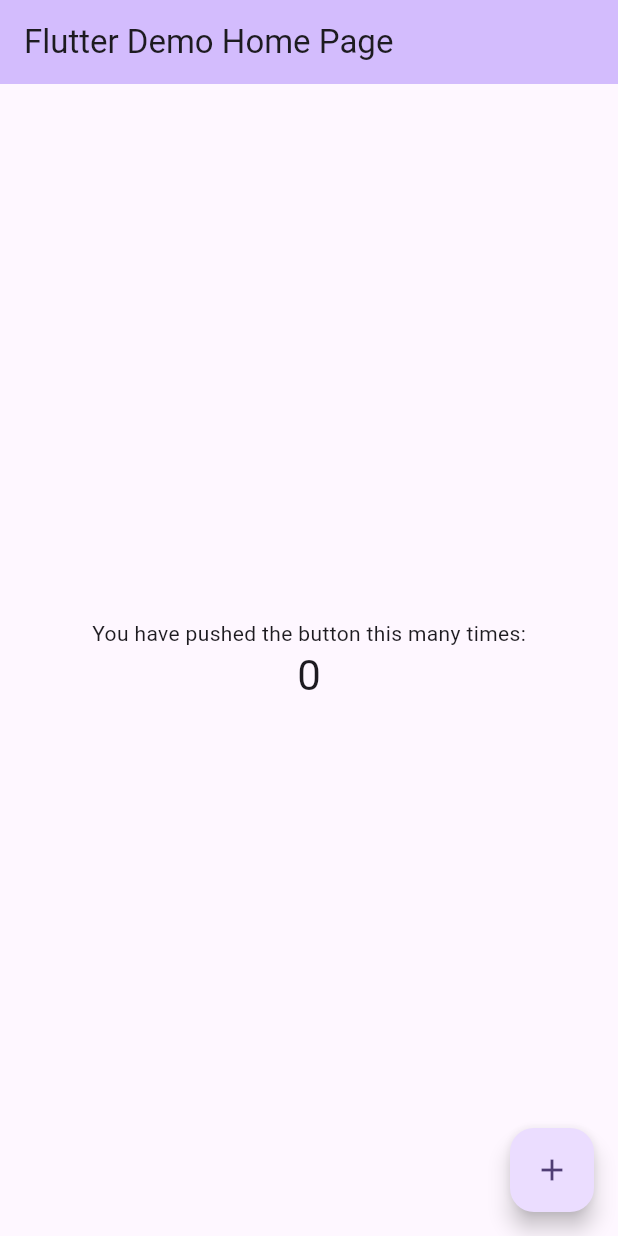
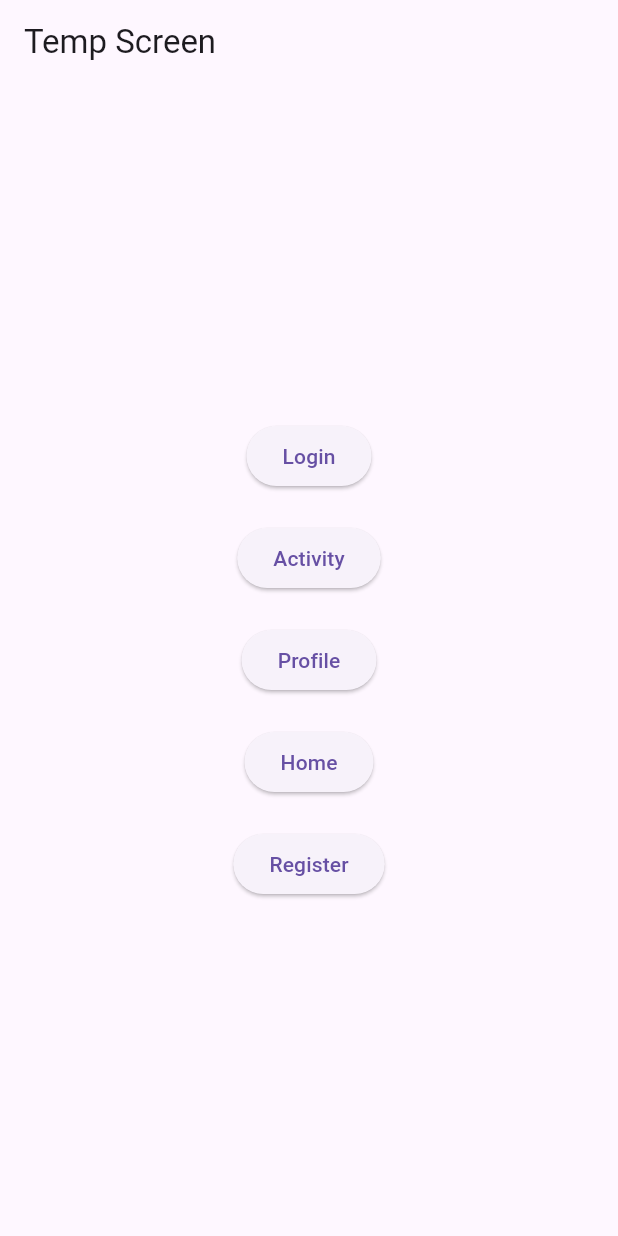
Before and after one commit to kalyan-srinivas-kandagatla-2911/befit, a Flutter app: the screen it shows after launch, on a phone screen of 412 x 824 dp. Run offline on Flutter 3.47's test engine with Material 3 defaults, Android fonts, the phone set to English and light mode, and no system bars.

Commit message:
routed pages

```diff
--- a/lib/main.dart
+++ b/lib/main.dart
@@ -1,4 +1,9 @@
 import 'package:flutter/material.dart';
+import './screens/auth/login.dart';
+import './screens/auth/register.dart';
+import './screens/pages/activity.dart';
+import './screens/pages/home.dart';
+import './screens/pages/profile.dart';
 
 void main() {
   runApp(const MyApp());
@@ -7,64 +12,79 @@ void main() {
 class MyApp extends StatelessWidget {
   const MyApp({super.key});
 
-  // This widget is the root of your application.
   @override
   Widget build(BuildContext context) {
-    return MaterialApp(
-      title: 'Flutter Demo',
-      theme: ThemeData(
-        colorScheme: ColorScheme.fromSeed(seedColor: Colors.deepPurple),
-        useMaterial3: true,
-      ),
-      home: const MyHomePage(title: 'Flutter Demo Home Page'),
+    return const MaterialApp(
+      home: HomeScreen(),
     );
   }
 }
 
-class MyHomePage extends StatefulWidget {
-  const MyHomePage({super.key, required this.title});
-
-  final String title;
-
-  @override
-  State<MyHomePage> createState() => _MyHomePageState();
-}
-
-class _MyHomePageState extends State<MyHomePage> {
-  int _counter = 0;
-
-  void _incrementCounter() {
-    setState(() {
-      _counter++;
-    });
-  }
+class HomeScreen extends StatelessWidget {
+  const HomeScreen({super.key});
 
   @override
   Widget build(BuildContext context) {
     return Scaffold(
       appBar: AppBar(
-        backgroundColor: Theme.of(context).colorScheme.inversePrimary,
-        title: Text(widget.title),
+        title: const Text('Temp Screen'),
       ),
       body: Center(
         child: Column(
           mainAxisAlignment: MainAxisAlignment.center,
-          children: <Widget>[
-            const Text(
-              'You have pushed the button this many times:',
+          children: [
+            ElevatedButton(
+              onPressed: () {
+                Navigator.push(
+                  context,
+                  MaterialPageRoute(builder: (context) => const Login()),
+                );
+              },
+              child: const Text('Login'),
             ),
-            Text(
-              '$_counter',
-              style: Theme.of(context).textTheme.headlineMedium,
+            const SizedBox(height: 20),
+            ElevatedButton(
+              onPressed: () {
+                Navigator.push(
+                  context,
+                  MaterialPageRoute(builder: (context) => const Activity()),
+                );
+              },
+              child: const Text('Activity'),
+            ),
+            const SizedBox(height: 20),
+            ElevatedButton(
+              onPressed: () {
+                Navigator.push(
+                  context,
+                  MaterialPageRoute(builder: (context) => const Profile()),
+                );
+              },
+              child: const Text('Profile'),
+            ),
+            const SizedBox(height: 20),
+            ElevatedButton(
+              onPressed: () {
+                Navigator.push(
+                  context,
+                  MaterialPageRoute(builder: (context) => const Home()),
+                );
+              },
+              child: const Text('Home'),
+            ),
+            const SizedBox(height: 20),
+            ElevatedButton(
+              onPressed: () {
+                Navigator.push(
+                  context,
+                  MaterialPageRoute(builder: (context) => const Register()),
+                );
+              },
+              child: const Text('Register'),
             ),
           ],
         ),
       ),
-      floatingActionButton: FloatingActionButton(
-        onPressed: _incrementCounter,
-        tooltip: 'Increment',
-        child: const Icon(Icons.add),
-      ),
     );
   }
 }
--- a/lib/screens/auth/login.dart
+++ b/lib/screens/auth/login.dart
@@ -0,0 +1,17 @@
+
+import 'package:flutter/material.dart';
+
+
+class Login extends StatelessWidget {
+  const Login ({Key? key}) : super(key: key);
+
+  @override
+  Widget build(BuildContext context) {
+    return Scaffold(
+      appBar: AppBar(
+        title: const Text('Login'),
+        backgroundColor: Colors.green,
+      ),
+    );
+  }
+}
--- a/lib/screens/auth/register.dart
+++ b/lib/screens/auth/register.dart
@@ -0,0 +1,15 @@
+import 'package:flutter/material.dart';
+
+class Register extends StatelessWidget {
+  const Register ({Key? key}) : super(key: key);
+
+  @override
+  Widget build(BuildContext context) {
+    return Scaffold(
+      appBar: AppBar(
+        title: const Text('register'),
+        backgroundColor: Colors.green,
+      ),
+    );
+  }
+}
--- a/lib/screens/pages/activity.dart
+++ b/lib/screens/pages/activity.dart
@@ -1,69 +1,16 @@
+
 import 'package:flutter/material.dart';
 
-void main() {
-  runApp(const MyApp());
-}
 
-class MyApp extends StatelessWidget {
-  const MyApp({super.key});
-
-  // This widget is the root of your application.
-  @override
-  Widget build(BuildContext context) {
-    return MaterialApp(
-      title: 'Flutter Demo',
-      theme: ThemeData(
-        colorScheme: ColorScheme.fromSeed(seedColor: Colors.deepPurple),
-        useMaterial3: true,
-      ),
-      home: const MyHomePage(title: 'Flutter Demo Home Page'),
-    );
-  }
-}
-
-class MyHomePage extends StatefulWidget {
-  const MyHomePage({super.key, required this.title});
-
-  final String title;
-
-  @override
-  State<MyHomePage> createState() => _MyHomePageState();
-}
-
-class _MyHomePageState extends State<MyHomePage> {
-  int _counter = 0;
-
-  void _incrementCounter() {
-    setState(() {
-      _counter++;
-    });
-  }
+class Activity extends StatelessWidget {
+  const Activity ({Key? key}) : super(key: key);
 
   @override
   Widget build(BuildContext context) {
     return Scaffold(
       appBar: AppBar(
-        backgroundColor: Theme.of(context).colorScheme.inversePrimary,
-        title: Text(widget.title),
-      ),
-      body: Center(
-        child: Column(
-          mainAxisAlignment: MainAxisAlignment.center,
-          children: <Widget>[
-            const Text(
-              'You have pushed the button this many times:',
-            ),
-            Text(
-              '$_counter',
-              style: Theme.of(context).textTheme.headlineMedium,
-            ),
-          ],
-        ),
-      ),
-      floatingActionButton: FloatingActionButton(
-        onPressed: _incrementCounter,
-        tooltip: 'Increment',
-        child: const Icon(Icons.add),
+        title: const Text('Activity'),
+        backgroundColor: Colors.green,
       ),
     );
   }
--- a/lib/screens/pages/profile.dart
+++ b/lib/screens/pages/profile.dart
@@ -0,0 +1,18 @@
+
+import 'package:flutter/material.dart';
+
+
+class Profile extends StatelessWidget {
+  const Profile ({Key? key}) : super(key: key);
+
+
+  @override
+  Widget build(BuildContext context) {
+    return Scaffold(
+      appBar: AppBar(
+        title: const Text('Profile'),
+        backgroundColor: Colors.green,
+      ),
+    );
+  }
+}
```
Also changed, not shown: lib/screens/pages/home.dart (+17 -0 lines).
